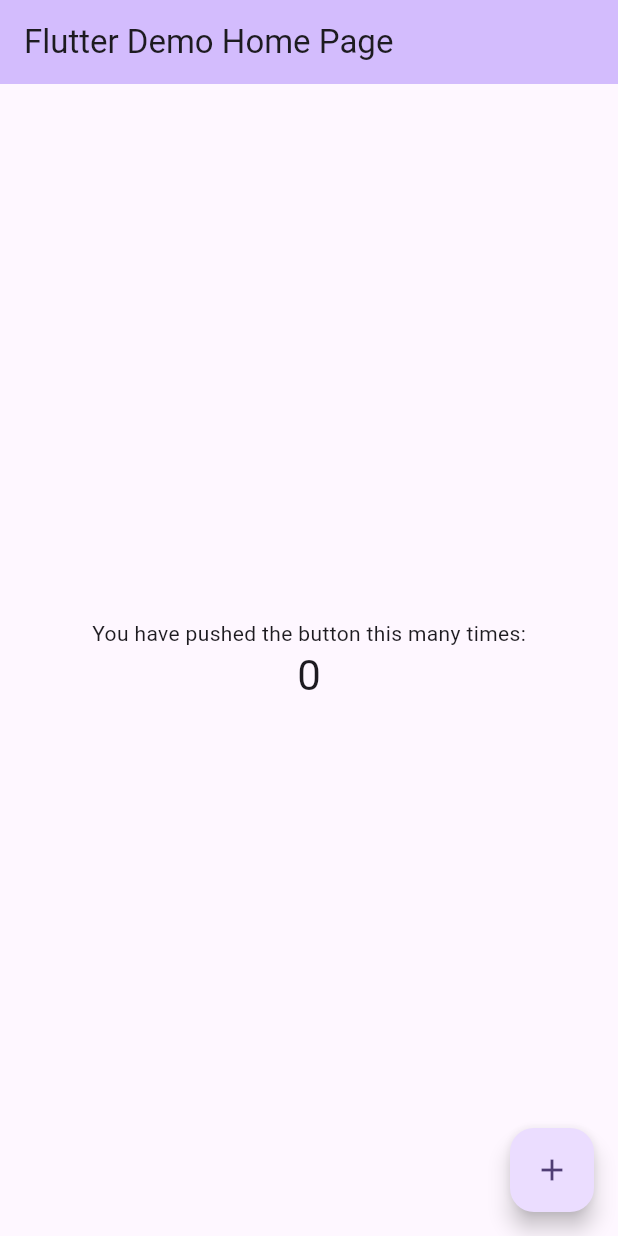
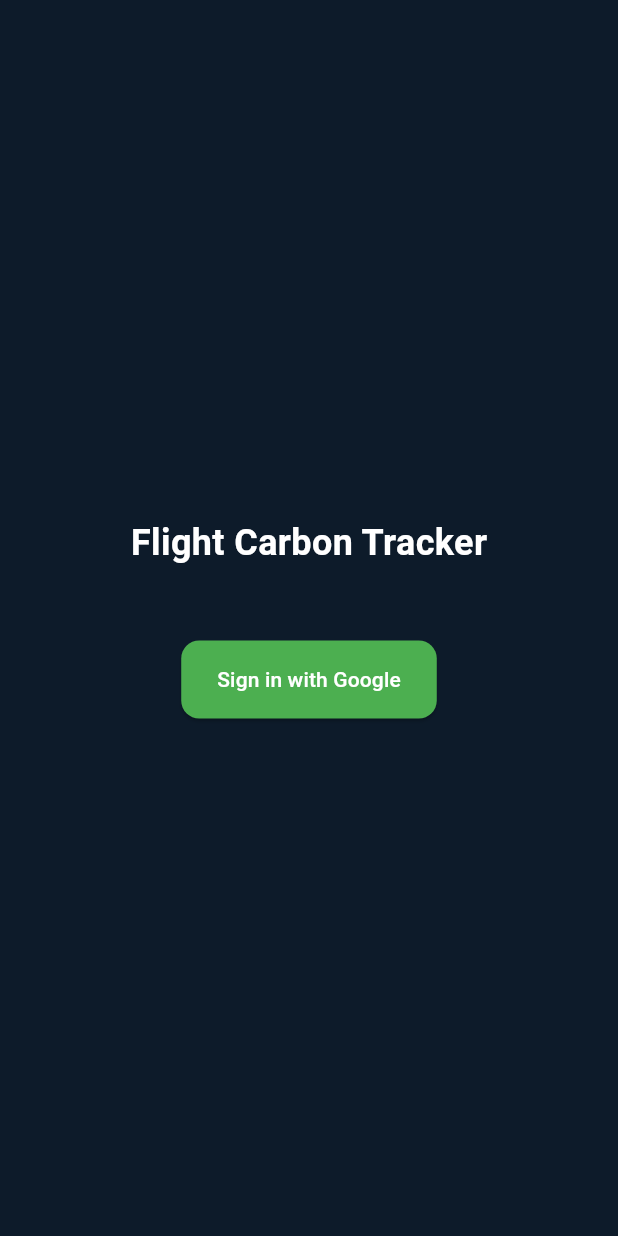
Before and after one commit to isaaczhlei-cmd/My-App, a Flutter app: the screen it shows after launch, on a phone screen of 412 x 824 dp. Run offline on Flutter 3.47's test engine with Material 3 defaults, Android fonts, the light colour scheme and no system bars; our stand-ins replace cloud_firestore, firebase_auth, firebase_core, google_sign_in; accounts and stored records are empty.

Commit message:
basic structure and implementation

```diff
--- /dev/null
+++ b/lib/config/theme.dart
@@ -0,0 +1,52 @@
+import 'package:flutter/material.dart';
+
+class AppTheme {
+  // Colors from mockup
+  static const Color primaryGreen = Color(0xFF4CAF50);
+  static const Color darkBackground = Color(0xFF0D1B2A);
+  static const Color cardBackground = Color(0xFF1B2838);
+  static const Color surfaceColor = Color(0xFF243447);
+  static const Color textPrimary = Color(0xFFFFFFFF);
+  static const Color textSecondary = Color(0xFFB0BEC5);
+
+  static ThemeData get darkTheme {
+    return ThemeData(
+      useMaterial3: true,
+      brightness: Brightness.dark,
+      scaffoldBackgroundColor: darkBackground,
+      colorScheme: const ColorScheme.dark(
+        primary: primaryGreen,
+        secondary: primaryGreen,
+        surface: cardBackground,
+        error: Color(0xFFE57373),
+      ),
+      cardTheme: CardTheme(
+        color: cardBackground,
+        elevation: 0,
+        shape: RoundedRectangleBorder(
+          borderRadius: BorderRadius.circular(16),
+        ),
+      ),
+      elevatedButtonTheme: ElevatedButtonThemeData(
+        style: ElevatedButton.styleFrom(
+          backgroundColor: primaryGreen,
+          foregroundColor: Colors.white,
+          padding: const EdgeInsets.symmetric(horizontal: 24, vertical: 16),
+          shape: RoundedRectangleBorder(
+            borderRadius: BorderRadius.circular(12),
+          ),
+        ),
+      ),
+      bottomNavigationBarTheme: const BottomNavigationBarThemeData(
+        backgroundColor: cardBackground,
+        selectedItemColor: primaryGreen,
+        unselectedItemColor: textSecondary,
+        type: BottomNavigationBarType.fixed,
+      ),
+      appBarTheme: const AppBarTheme(
+        backgroundColor: darkBackground,
+        elevation: 0,
+      ),
+    );
+  }
+}
--- a/lib/main.dart
+++ b/lib/main.dart
@@ -1,122 +1,57 @@
 import 'package:flutter/material.dart';
+import 'package:firebase_core/firebase_core.dart';
+import 'firebase_options.dart';
+import 'config/theme.dart';
+import 'screens/auth/login_screen.dart';
+import 'screens/home/home_screen.dart';
+import 'services/auth_service.dart';
 
-void main() {
+void main() async {
+  WidgetsFlutterBinding.ensureInitialized();
+  await Firebase.initializeApp(
+    options: DefaultFirebaseOptions.currentPlatform,
+  );
   runApp(const MyApp());
 }
 
 class MyApp extends StatelessWidget {
   const MyApp({super.key});
 
-  // This widget is the root of your application.
   @override
   Widget build(BuildContext context) {
     return MaterialApp(
-      title: 'Flutter Demo',
-      theme: ThemeData(
-        // This is the theme of your application.
-        //
-        // TRY THIS: Try running your application with "flutter run". You'll see
-        // the application has a purple toolbar. Then, without quitting the app,
-        // try changing the seedColor in the colorScheme below to Colors.green
-        // and then invoke "hot reload" (save your changes or press the "hot
-        // reload" button in a Flutter-supported IDE, or press "r" if you used
-        // the command line to start the app).
-        //
-        // Notice that the counter didn't reset back to zero; the application
-        // state is not lost during the reload. To reset the state, use hot
-        // restart instead.
-        //
-        // This works for code too, not just values: Most code changes can be
-        // tested with just a hot reload.
-        colorScheme: .fromSeed(seedColor: Colors.deepPurple),
-      ),
-      home: const MyHomePage(title: 'Flutter Demo Home Page'),
+      title: 'Flight Carbon Tracker',
+      debugShowCheckedModeBanner: false,
+      theme: AppTheme.darkTheme,
+      home: const AuthWrapper(),
     );
   }
 }
 
-class MyHomePage extends StatefulWidget {
-  const MyHomePage({super.key, required this.title});
-
-  // This widget is the home page of your application. It is stateful, meaning
-  // that it has a State object (defined below) that contains fields that affect
-  // how it looks.
-
-  // This class is the configuration for the state. It holds the values (in this
-  // case the title) provided by the parent (in this case the App widget) and
-  // used by the build method of the State. Fields in a Widget subclass are
-  // always marked "final".
-
-  final String title;
-
-  @override
-  State<MyHomePage> createState() => _MyHomePageState();
-}
-
-class _MyHomePageState extends State<MyHomePage> {
-  int _counter = 0;
-
-  void _incrementCounter() {
-    setState(() {
-      // This call to setState tells the Flutter framework that something has
-      // changed in this State, which causes it to rerun the build method below
-      // so that the display can reflect the updated values. If we changed
-      // _counter without calling setState(), then the build method would not be
-      // called again, and so nothing would appear to happen.
-      _counter++;
-    });
-  }
+/// Listens to auth state and shows Login or Home screen
+class AuthWrapper extends StatelessWidget {
+  const AuthWrapper({super.key});
 
   @override
   Widget build(BuildContext context) {
-    // This method is rerun every time setState is called, for instance as done
-    // by the _incrementCounter method above.
-    //
-    // The Flutter framework has been optimized to make rerunning build methods
-    // fast, so that you can just rebuild anything that needs updating rather
-    // than having to individually change instances of widgets.
-    return Scaffold(
-      appBar: AppBar(
-        // TRY THIS: Try changing the color here to a specific color (to
-        // Colors.amber, perhaps?) and trigger a hot reload to see the AppBar
-        // change color while the other colors stay the same.
-        backgroundColor: Theme.of(context).colorScheme.inversePrimary,
-        // Here we take the value from the MyHomePage object that was created by
-        // the App.build method, and use it to set our appbar title.
-        title: Text(widget.title),
-      ),
-      body: Center(
-        // Center is a layout widget. It takes a single child and positions it
-        // in the middle of the parent.
-        child: Column(
-          // Column is also a layout widget. It takes a list of children and
-          // arranges them vertically. By default, it sizes itself to fit its
-          // children horizontally, and tries to be as tall as its parent.
-          //
-          // Column has various properties to control how it sizes itself and
-          // how it positions its children. Here we use mainAxisAlignment to
-          // center the children vertically; the main axis here is the vertical
-          // axis because Columns are vertical (the cross axis would be
-          // horizontal).
-          //
-          // TRY THIS: Invoke "debug painting" (choose the "Toggle Debug Paint"
-          // action in the IDE, or press "p" in the console), to see the
-          // wireframe for each widget.
-          mainAxisAlignment: .center,
-          children: [
-            const Text('You have pushed the button this many times:'),
-            Text(
-              '$_counter',
-              style: Theme.of(context).textTheme.headlineMedium,
-            ),
-          ],
-        ),
-      ),
-      floatingActionButton: FloatingActionButton(
-        onPressed: _incrementCounter,
-        tooltip: 'Increment',
-        child: const Icon(Icons.add),
-      ),
+    return StreamBuilder(
+      stream: AuthService().authStateChanges,
+      builder: (context, snapshot) {
+        // Loading state
+        if (snapshot.connectionState == ConnectionState.waiting) {
+          return const Scaffold(
+            body: Center(child: CircularProgressIndicator()),
+          );
+        }
+
+        // User is logged in
+        if (snapshot.hasData) {
+          return const HomeScreen();
+        }
+
+        // User is not logged in
+        return const LoginScreen();
+      },
     );
   }
 }
--- /dev/null
+++ b/lib/models/flight.dart
@@ -0,0 +1,47 @@
+import 'package:cloud_firestore/cloud_firestore.dart';
+
+class Flight {
+  final String id;
+  final String originCode;
+  final String destinationCode;
+  final DateTime date;
+  final String travelClass; // economy, business, first
+  final double emissionsKg;
+  final DateTime createdAt;
+
+  Flight({
+    required this.id,
+    required this.originCode,
+    required this.destinationCode,
+    required this.date,
+    required this.travelClass,
+    required this.emissionsKg,
+    required this.createdAt,
+  });
+
+  /// Convert to Firestore document
+  Map<String, dynamic> toFirestore() {
+    return {
+      'originCode': originCode,
+      'destinationCode': destinationCode,
+      'date': Timestamp.fromDate(date),
+      'travelClass': travelClass,
+      'emissionsKg': emissionsKg,
+      'createdAt': Timestamp.fromDate(createdAt),
+    };
+  }
+
+  /// Create from Firestore document
+  factory Flight.fromFirestore(DocumentSnapshot doc) {
+    final data = doc.data() as Map<String, dynamic>;
+    return Flight(
+      id: doc.id,
+      originCode: data['originCode'] ?? '',
+      destinationCode: data['destinationCode'] ?? '',
+      date: (data['date'] as Timestamp).toDate(),
+      travelClass: data['travelClass'] ?? 'economy',
+      emissionsKg: (data['emissionsKg'] ?? 0).toDouble(),
+      createdAt: (data['createdAt'] as Timestamp).toDate(),
+    );
+  }
+}
--- /dev/null
+++ b/lib/screens/auth/login_screen.dart
@@ -0,0 +1,28 @@
+import 'package:flutter/material.dart';
+import '../../services/auth_service.dart';
+
+class LoginScreen extends StatelessWidget {
+  const LoginScreen({super.key});
+
+  @override
+  Widget build(BuildContext context) {
+    return Scaffold(
+      body: Center(
+        child: Column(
+          mainAxisAlignment: MainAxisAlignment.center,
+          children: [
+            const Text(
+              'Flight Carbon Tracker',
+              style: TextStyle(fontSize: 24, fontWeight: FontWeight.bold),
+            ),
+            const SizedBox(height: 48),
+            ElevatedButton(
+              onPressed: () => AuthService().signInWithGoogle(),
+              child: const Text('Sign in with Google'),
+            ),
+          ],
+        ),
+      ),
+    );
+  }
+}
```
Also changed, not shown: lib/screens/home/home_screen.dart (added, +24 -0 lines), lib/services/auth_service.dart (added, +44 -0 lines), 1 other file.
